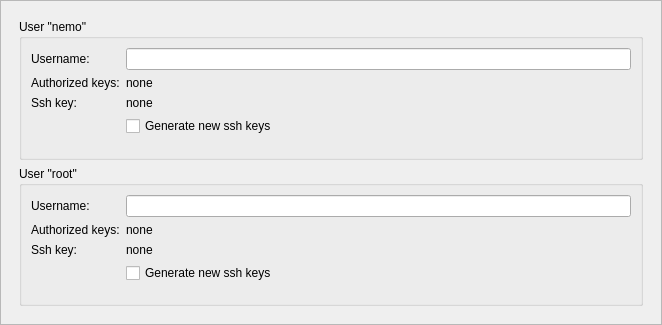
Above: src/plugins/mer/meremulatordevicewizardsshpage.ui from sailfishos/sailfish-qtcreator before the change. Below: the same form after it.
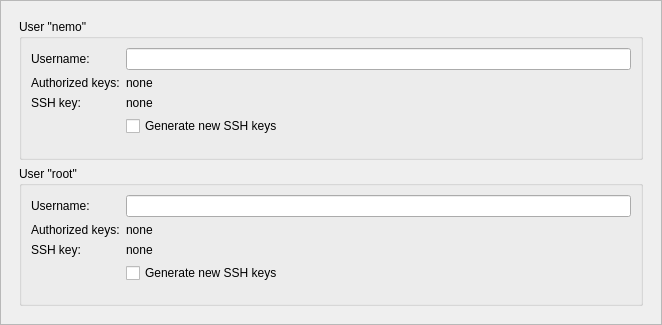
That is the form after the change.

Commit message: Jolla: Fix dialogs in ui forms

```diff
--- a/src/plugins/mer/meremulatordevicewizardsshpage.ui
+++ b/src/plugins/mer/meremulatordevicewizardsshpage.ui
@@ -57,7 +57,7 @@
              <item row="4" column="0">
               <widget class="QLabel" name="userSshKeyLabel">
                <property name="text">
-                <string>Ssh key:</string>
+                <string>SSH key:</string>
                </property>
               </widget>
              </item>
@@ -85,7 +85,7 @@
              <item row="5" column="1">
               <widget class="QCheckBox" name="userSshCheckBox">
                <property name="text">
-                <string>Generate new ssh keys</string>
+                <string>Generate new SSH keys</string>
                </property>
                <property name="tristate">
                 <bool>false</bool>
@@ -117,7 +117,7 @@
              <item row="4" column="0">
               <widget class="QLabel" name="rootSshKeyLabel">
                <property name="text">
-                <string>Ssh key:</string>
+                <string>SSH key:</string>
                </property>
               </widget>
              </item>
@@ -145,7 +145,7 @@
              <item row="5" column="1">
               <widget class="QCheckBox" name="rootSshCheckBox">
                <property name="text">
-                <string>Generate new ssh keys</string>
+                <string>Generate new SSH keys</string>
                </property>
                <property name="tristate">
                 <bool>false</bool>
```
The commit also changes 3 other files.
